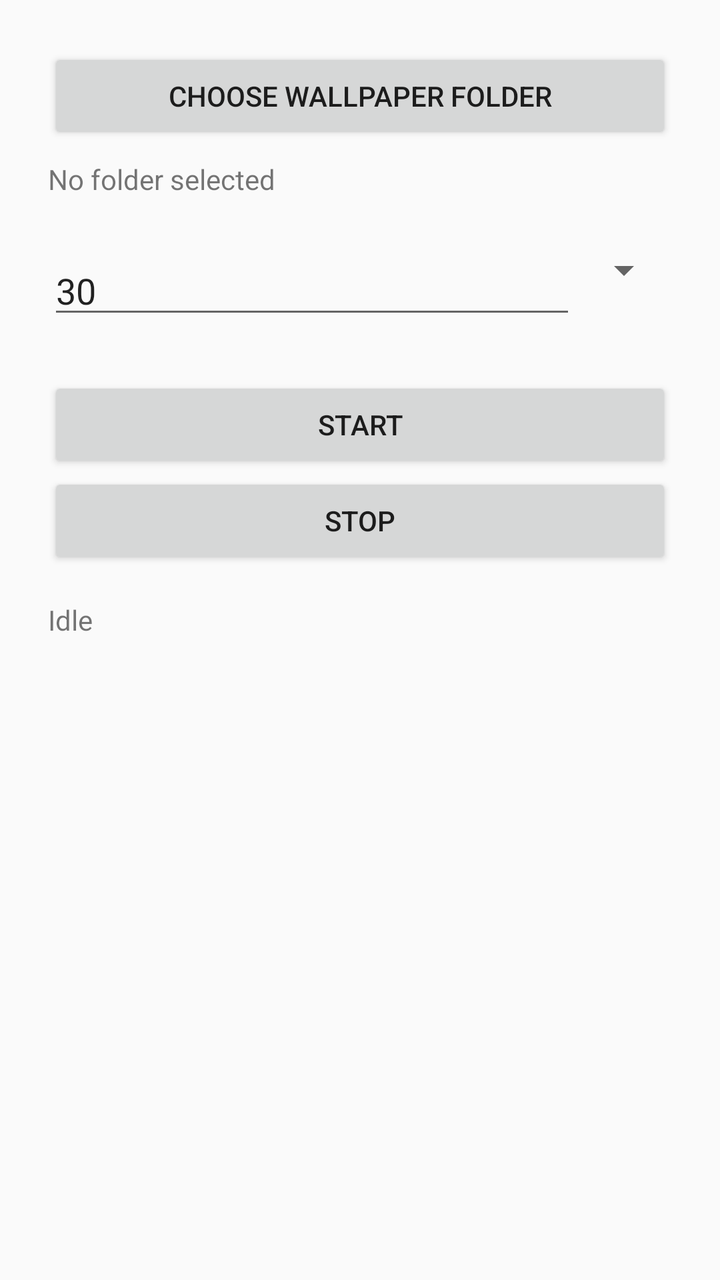
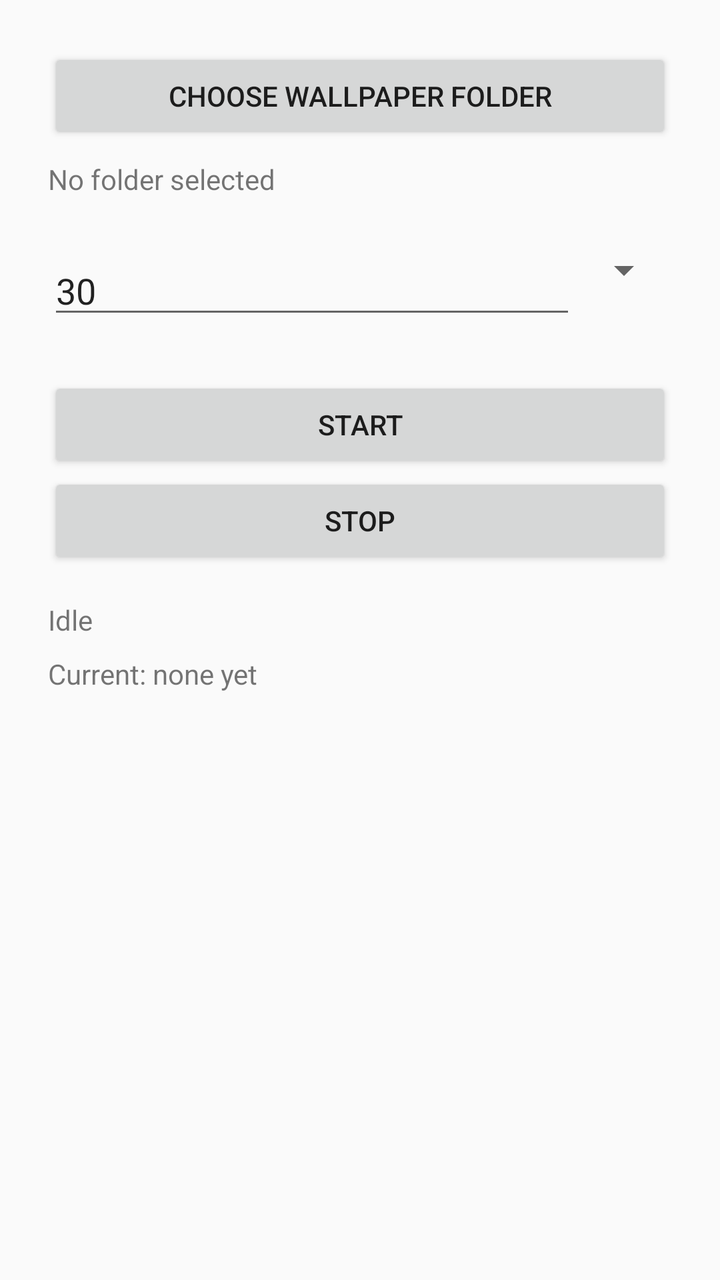

Compare the two renders of this Android layout. The source of the first and the diff that turns it into the second are given below.
<!-- AndroidManifest.xml: application theme android:Theme.Material.Light.DarkActionBar -->
<!-- res/layout/activity_main.xml -->
<?xml version="1.0" encoding="utf-8"?>
<LinearLayout xmlns:android="http://schemas.android.com/apk/res/android"
    android:layout_width="match_parent"
    android:layout_height="match_parent"
    android:orientation="vertical"
    android:padding="24dp">

    <Button
        android:id="@+id/btnPickFolder"
        android:layout_width="match_parent"
        android:layout_height="wrap_content"
        android:text="Choose wallpaper folder" />

    <TextView
        android:id="@+id/tvFolder"
        android:layout_width="match_parent"
        android:layout_height="wrap_content"
        android:layout_marginTop="8dp"
        android:text="No folder selected" />

    <LinearLayout
        android:layout_width="match_parent"
        android:layout_height="wrap_content"
        android:layout_marginTop="24dp"
        android:orientation="horizontal">

        <EditText
            android:id="@+id/etDuration"
            android:layout_width="0dp"
            android:layout_height="wrap_content"
            android:layout_weight="1"
            android:hint="Change every..."
            android:inputType="number"
            android:text="30" />

        <Spinner
            android:id="@+id/spUnit"
            android:layout_width="wrap_content"
            android:layout_height="wrap_content" />
    </LinearLayout>

    <Button
        android:id="@+id/btnStart"
        android:layout_width="match_parent"
        android:layout_height="wrap_content"
        android:layout_marginTop="24dp"
        android:text="Start" />

    <Button
        android:id="@+id/btnStop"
        android:layout_width="match_parent"
        android:layout_height="wrap_content"
        android:text="Stop" />

    <TextView
        android:id="@+id/tvStatus"
        android:layout_width="match_parent"
        android:layout_height="wrap_content"
        android:layout_marginTop="16dp"
        android:text="Idle" />
</LinearLayout>
<!-- resources referenced by this layout -->
<resources>

</resources>

<!-- the commit's change to res/layout/activity_main.xml (unified diff, before → after) -->
@@ -58,4 +58,11 @@
         android:layout_height="wrap_content"
         android:layout_marginTop="16dp"
         android:text="Idle" />
+
+    <TextView
+        android:id="@+id/tvCurrent"
+        android:layout_width="match_parent"
+        android:layout_height="wrap_content"
+        android:layout_marginTop="8dp"
+        android:text="Current: none yet" />
 </LinearLayout>
